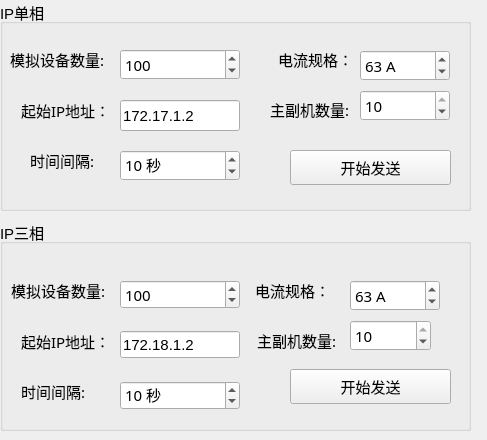
Old version of the form PM_Tool/ip/ip_BulkSend/ip_bulksend.ui in the repository ChinaClever/PM-Tool.
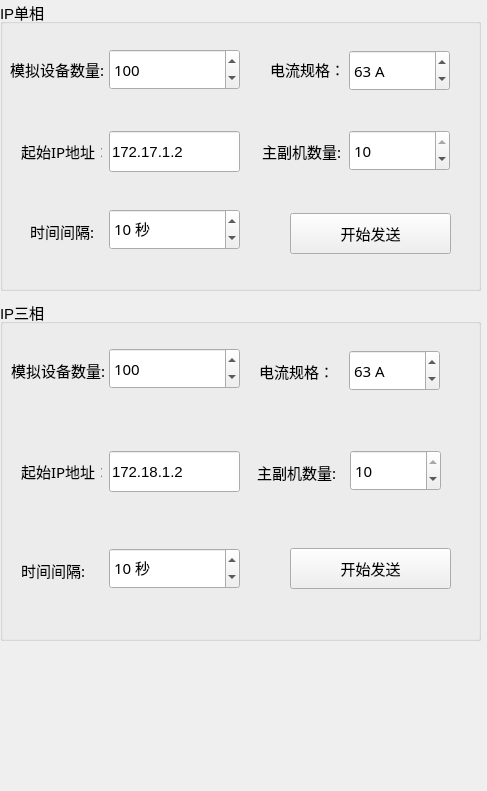
New version of the form.

```diff
--- a/PM_Tool/ip/ip_BulkSend/ip_bulksend.ui
+++ b/PM_Tool/ip/ip_BulkSend/ip_bulksend.ui
@@ -7,7 +7,7 @@
     <x>0</x>
     <y>0</y>
     <width>487</width>
-    <height>440</height>
+    <height>791</height>
    </rect>
   </property>
   <property name="windowTitle">
@@ -17,9 +17,9 @@
    <property name="geometry">
     <rect>
      <x>0</x>
-     <y>220</y>
-     <width>471</width>
-     <height>211</height>
+     <y>300</y>
+     <width>481</width>
+     <height>341</height>
     </rect>
    </property>
    <property name="font">
@@ -33,10 +33,10 @@
    <widget class="QSpinBox" name="tpeNum">
     <property name="geometry">
      <rect>
-      <x>120</x>
-      <y>60</y>
-      <width>120</width>
-      <height>29</height>
+      <x>109</x>
+      <y>48</y>
+      <width>131</width>
+      <height>41</height>
      </rect>
     </property>
     <property name="font">
@@ -65,9 +65,9 @@
     <property name="geometry">
      <rect>
       <x>11</x>
-      <y>60</y>
-      <width>94</width>
-      <height>20</height>
+      <y>50</y>
+      <width>101</width>
+      <height>41</height>
      </rect>
     </property>
     <property name="font">
@@ -84,9 +84,9 @@
     <property name="geometry">
      <rect>
       <x>21</x>
-      <y>111</y>
-      <width>89</width>
-      <height>20</height>
+      <y>151</y>
+      <width>81</width>
+      <height>41</height>
      </rect>
     </property>
     <property name="font">
@@ -102,10 +102,10 @@
    <widget class="QLineEdit" name="devIp">
     <property name="geometry">
      <rect>
-      <x>120</x>
-      <y>111</y>
-      <width>120</width>
-      <height>27</height>
+      <x>109</x>
+      <y>151</y>
+      <width>131</width>
+      <height>41</height>
      </rect>
     </property>
     <property name="font">
@@ -121,9 +121,9 @@
     <property name="geometry">
      <rect>
       <x>290</x>
-      <y>149</y>
+      <y>248</y>
       <width>161</width>
-      <height>35</height>
+      <height>41</height>
      </rect>
     </property>
     <property name="font">
@@ -138,10 +138,10 @@
    <widget class="QLabel" name="label_5">
     <property name="geometry">
      <rect>
-      <x>255</x>
-      <y>60</y>
-      <width>75</width>
-      <height>20</height>
+      <x>259</x>
+      <y>56</y>
+      <width>81</width>
+      <height>31</height>
      </rect>
     </property>
     <property name="font">
@@ -158,9 +158,9 @@
     <property name="geometry">
      <rect>
       <x>21</x>
-      <y>161</y>
-      <width>64</width>
-      <height>20</height>
+      <y>250</y>
+      <width>71</width>
+      <height>41</height>
      </rect>
     </property>
     <property name="font">
@@ -176,10 +176,10 @@
    <widget class="QSpinBox" name="Ttimeinv">
     <property name="geometry">
      <rect>
-      <x>120</x>
-      <y>161</y>
-      <width>120</width>
-      <height>29</height>
+      <x>109</x>
+      <y>248</y>
+      <width>131</width>
+      <height>41</height>
      </rect>
     </property>
     <property name="font">
@@ -211,9 +211,9 @@
     <property name="geometry">
      <rect>
       <x>257</x>
-      <y>110</y>
-      <width>79</width>
-      <height>20</height>
+      <y>157</y>
+      <width>81</width>
+      <height>31</height>
      </rect>
     </property>
     <property name="font">
@@ -230,9 +230,9 @@
     <property name="geometry">
      <rect>
       <x>350</x>
-      <y>100</y>
-      <width>81</width>
-      <height>31</height>
+      <y>150</y>
+      <width>91</width>
+      <height>41</height>
      </rect>
     </property>
     <property name="font">
@@ -260,10 +260,10 @@
    <widget class="QSpinBox" name="TcurCap">
     <property name="geometry">
      <rect>
-      <x>350</x>
-      <y>60</y>
-      <width>90</width>
-      <height>31</height>
+      <x>349</x>
+      <y>50</y>
+      <width>91</width>
+      <height>41</height>
      </rect>
     </property>
     <property name="font">
@@ -300,8 +300,8 @@
     <rect>
      <x>0</x>
      <y>0</y>
-     <width>471</width>
-     <height>211</height>
+     <width>481</width>
+     <height>291</height>
     </rect>
    </property>
    <property name="font">
@@ -315,10 +315,10 @@
    <widget class="QSpinBox" name="speNum">
     <property name="geometry">
      <rect>
-      <x>120</x>
+      <x>109</x>
       <y>49</y>
-      <width>120</width>
-      <height>31</height>
+      <width>131</width>
+      <height>41</height>
      </rect>
     </property>
     <property name="font">
@@ -345,8 +345,8 @@
      <rect>
       <x>10</x>
       <y>49</y>
-      <width>94</width>
-      <height>20</height>
+      <width>101</width>
+      <height>41</height>
      </rect>
     </property>
     <property name="font">
@@ -362,10 +362,10 @@
    <widget class="QSpinBox" name="Saddnum">
     <property name="geometry">
      <rect>
-      <x>360</x>
-      <y>90</y>
-      <width>90</width>
-      <height>31</height>
+      <x>349</x>
+      <y>130</y>
+      <width>101</width>
+      <height>41</height>
      </rect>
     </property>
     <property name="font">
@@ -394,9 +394,9 @@
     <property name="geometry">
      <rect>
       <x>21</x>
-      <y>100</y>
-      <width>89</width>
-      <height>20</height>
+      <y>131</y>
+      <width>81</width>
+      <height>41</height>
      </rect>
     </property>
     <property name="font">
@@ -412,10 +412,10 @@
    <widget class="QSpinBox" name="Stimeinv">
     <property name="geometry">
      <rect>
-      <x>120</x>
-      <y>150</y>
-      <width>120</width>
-      <height>31</height>
+      <x>109</x>
+      <y>209</y>
+      <width>131</width>
+      <height>41</height>
      </rect>
     </property>
     <property name="font">
@@ -446,10 +446,10 @@
    <widget class="QLineEdit" name="SdevIp">
     <property name="geometry">
      <rect>
-      <x>120</x>
-      <y>100</y>
-      <width>120</width>
-      <height>31</height>
+      <x>109</x>
+      <y>131</y>
+      <width>131</width>
+      <height>41</height>
      </rect>
     </property>
     <property name="font">
@@ -464,10 +464,10 @@
    <widget class="QLabel" name="label_9">
     <property name="geometry">
      <rect>
-      <x>270</x>
-      <y>99</y>
-      <width>79</width>
-      <height>20</height>
+      <x>262</x>
+      <y>136</y>
+      <width>81</width>
+      <height>31</height>
      </rect>
     </property>
     <property name="font">
@@ -484,9 +484,9 @@
     <property name="geometry">
      <rect>
       <x>30</x>
-      <y>150</y>
-      <width>64</width>
-      <height>20</height>
+      <y>216</y>
+      <width>71</width>
+      <height>31</height>
      </rect>
     </property>
     <property name="font">
@@ -502,10 +502,10 @@
    <widget class="QLabel" name="label_11">
     <property name="geometry">
      <rect>
-      <x>278</x>
+      <x>270</x>
       <y>49</y>
-      <width>75</width>
-      <height>20</height>
+      <width>71</width>
+      <height>41</height>
      </rect>
     </property>
     <property name="font">
@@ -522,9 +522,9 @@
     <property name="geometry">
      <rect>
       <x>290</x>
-      <y>150</y>
+      <y>213</y>
       <width>161</width>
-      <height>35</height>
+      <height>41</height>
      </rect>
     </property>
     <property name="font">
@@ -539,10 +539,10 @@
    <widget class="QSpinBox" name="ScurCap">
     <property name="geometry">
      <rect>
-      <x>360</x>
+      <x>349</x>
       <y>50</y>
-      <width>90</width>
-      <height>31</height>
+      <width>101</width>
+      <height>41</height>
      </rect>
     </property>
     <property name="font">
```
Left out of the diff: 2 changed lines with no effect on the pictures.
